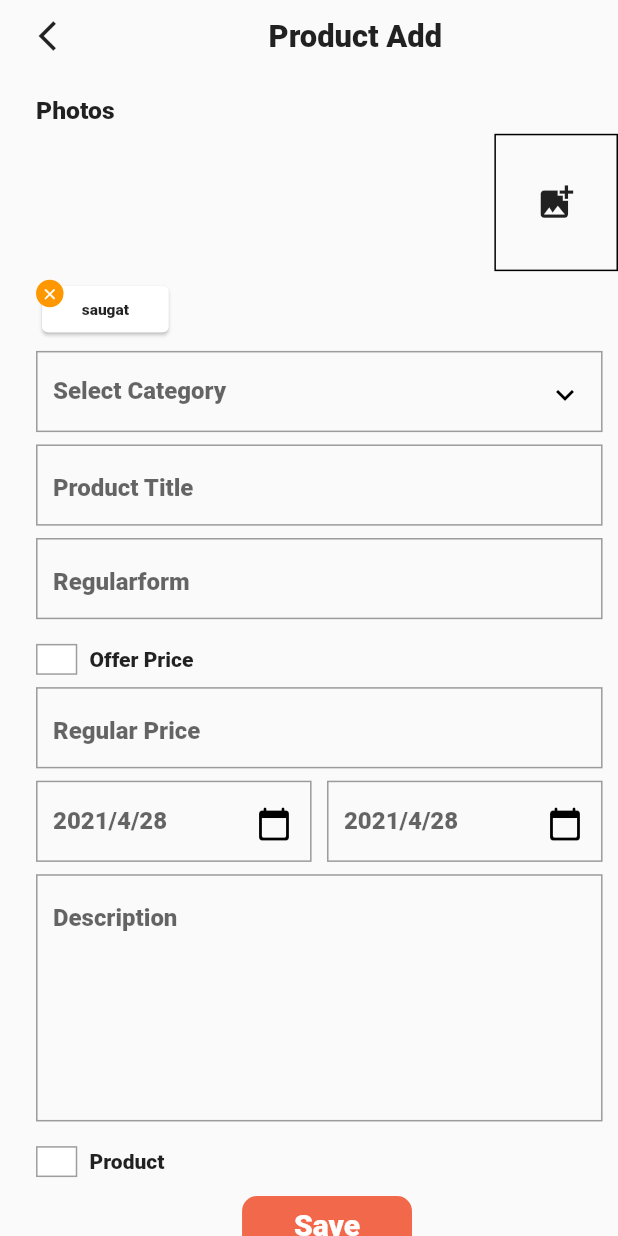
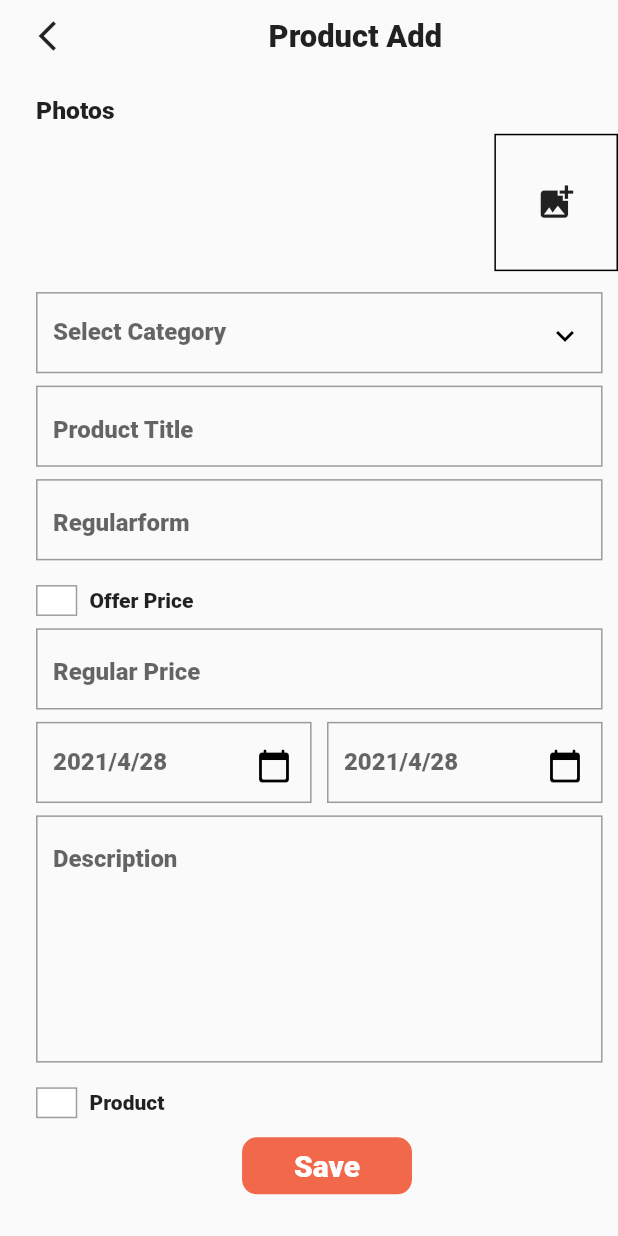
Before and after one commit to Gameofcode1/flutterproject, a Flutter app: the ProductAdd screen opened directly, on a phone screen of 412 x 824 dp. Run offline on Flutter 3.47's test engine with Material 2 defaults, Android fonts, the phone set to English and light mode, and no system bars; drawn by our look-alikes of flutter_form_builder; our stand-ins replace animated_text_kit, cached_network_image, carousel_slider, font_awesome_flutter, image_picker, intro_slider and 1 more; accounts and stored records are empty; Roboto replaces fonts that are missing (Robotm).

Commit message:
categories Complete

```diff
--- a/lib/productDetail/models/list.dart
+++ b/lib/productDetail/models/list.dart
@@ -9,9 +9,9 @@ class Allimage extends ChangeNotifier {
     false,
   ];
 
-  final List<String> catagories = ["Shoes", "Clothes", "Slippers"];
-  final List allproduct = [["mobile", "tablet", "store"],["Shirt","paint","Tshirt"],["saugat"]];
-  final List<String> addcata=["saugat"];
+  final List<String> catagories = ["Clothing", "Electronics", "Fashions"];
+  final List allproduct = [["Paint", "Shirt", "Trouser"],["Mobiles","Tablet","Watches","Laptops"],["Sun Glasses","Shoes","Blazer"]];
+  final List<String> addcata=[];
 
 
   void deletecat(String card) {
```
Also changed, not shown: lib/productDetail/productDetail.dart (+4 -3 lines), lib/productadd/productadd.dart (+12 -5 lines), lib/productadd/widget/listprod.dart (deleted, +0 -33 lines).
